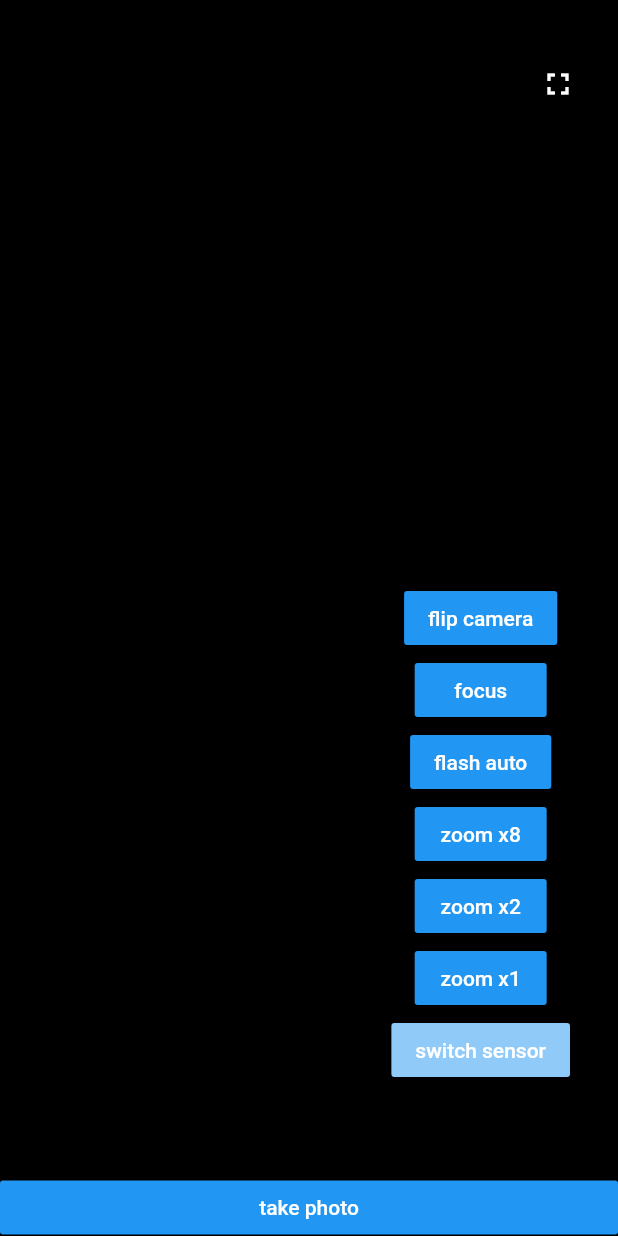
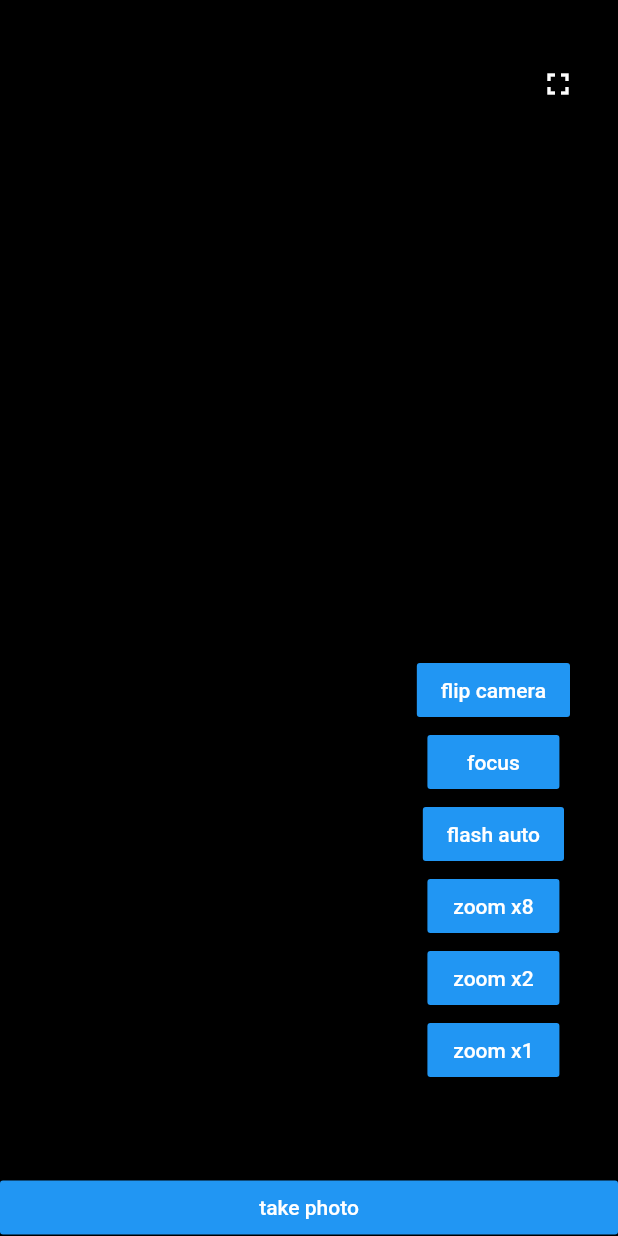
Before and after one commit to Apparence-io/CamerAwesome, a Flutter app: the screen it shows after launch, on a phone screen of 412 x 824 dp. Run offline on Flutter 3.47's test engine with Material 2 defaults, Android fonts, the phone set to English and light mode, and no system bars; our stand-ins replace rxdart; statements that could not run were skipped.

Commit message:
💄 Remove switch camera button

```diff
--- a/example/lib/main.dart
+++ b/example/lib/main.dart
@@ -155,13 +155,6 @@ class _MyAppState extends State<MyApp> {
                     child: Text("zoom x1", style: TextStyle(color: Colors.white)),
                     onPressed: () => zoomNotifier.value = 0
                   ),
-                  FlatButton(
-                    color: Colors.blue[200],
-                    child: Text("switch sensor", style: TextStyle(color: Colors.white)),
-                    onPressed: () => sensor.value == Sensors.BACK
-                      ? sensor.value = Sensors.FRONT
-                      : sensor.value = Sensors.BACK
-                  ),
                 ],
               ),
             )
```
